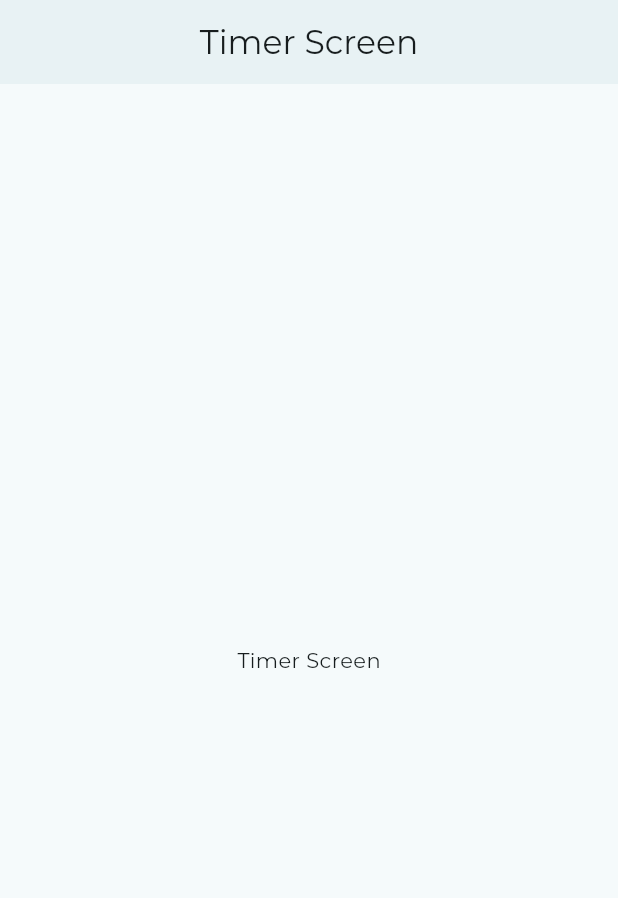
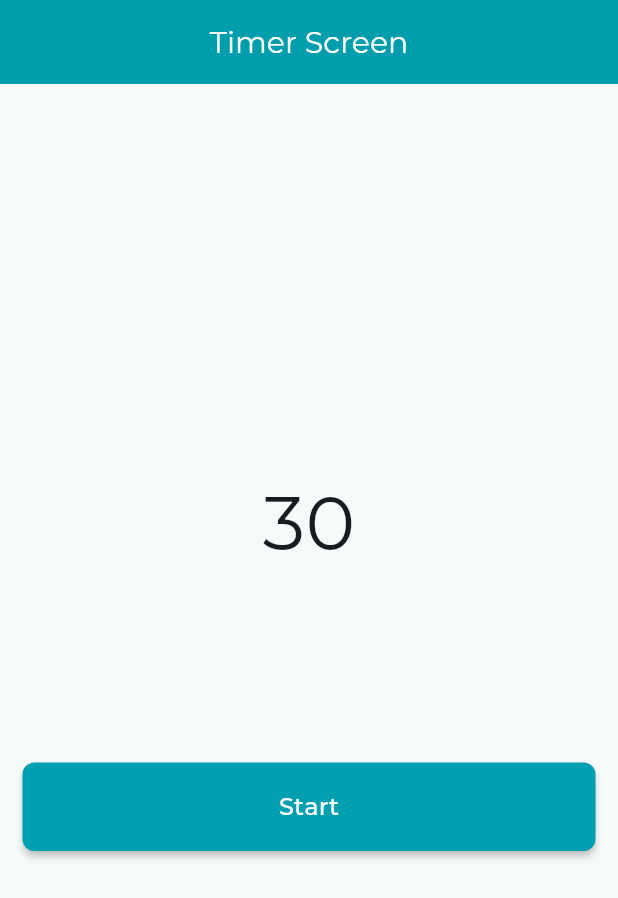
Before and after one commit to devmoaid1/timer_app, a Flutter app: the screen it shows after launch, on a phone screen of 412 x 824 dp. Shown: the top 898 px of the screen. Run offline on Flutter 3.47's test engine with Material 3 defaults, Android fonts, the light colour scheme and no system bars.

Commit message:
timer logic works

```diff
--- a/lib/presentation/timer_view.dart
+++ b/lib/presentation/timer_view.dart
@@ -7,10 +7,15 @@ class TimerView extends StatelessWidget {
 
   @override
   Widget build(BuildContext context) {
+    final theme = Theme.of(context);
     return Scaffold(
       appBar: AppBar(
-        title: const Text('Timer Screen'),
+        title: const Text(
+          'Timer Screen',
+          style: TextStyle(fontSize: 20, color: Colors.white),
+        ),
         centerTitle: true,
+        backgroundColor: theme.colorScheme.primary,
         elevation: 1.3,
       ),
       body: const TimerViewBody(),
--- a/lib/presentation/widgets/timer_view_body.dart
+++ b/lib/presentation/widgets/timer_view_body.dart
@@ -1,12 +1,76 @@
+import 'dart:async';
+import 'dart:developer';
+
 import 'package:flutter/material.dart';
+import 'package:timers_practice/core/widgets/custom_buttom.dart';
 
-class TimerViewBody extends StatelessWidget {
+class TimerViewBody extends StatefulWidget {
   const TimerViewBody({
     super.key,
   });
 
   @override
+  State<TimerViewBody> createState() => _TimerViewBodyState();
+}
+
+class _TimerViewBodyState extends State<TimerViewBody> {
+  late final Timer _timer;
+  int _remainingSeconds = 30;
+
+  void startCountDown(int seconds) {
+    log('start countDown');
+    _timer = Timer.periodic(
+      const Duration(seconds: 1),
+      (timer) {
+        if (_remainingSeconds <= 0) {
+          timer.cancel();
+          log('finished count down');
+        } else {
+          setState(() {
+            _remainingSeconds--;
+          });
+        }
+
+        log('count down $_remainingSeconds');
+      },
+    );
+  }
+
+  void stopCountDown() {
+    log('stop countDown');
+    _timer.cancel();
+    setState(() {});
+  }
+
+  @override
+  void dispose() {
+    _timer.cancel();
+    super.dispose();
+  }
+
+  @override
   Widget build(BuildContext context) {
-    return const Center(child: Text('Timer Screen'));
+    final mediaQuery = MediaQuery.sizeOf(context);
+    return Padding(
+      padding: const EdgeInsets.symmetric(horizontal: 15),
+      child: Column(
+        crossAxisAlignment: CrossAxisAlignment.stretch,
+        mainAxisAlignment: MainAxisAlignment.center,
+        children: [
+          Center(
+            child: Text(
+              _remainingSeconds.toString(),
+              style: const TextStyle(fontSize: 50),
+            ),
+          ),
+          SizedBox(
+            height: mediaQuery.height * 0.15,
+          ),
+          CustomButton(
+              onPressed: () => startCountDown(_remainingSeconds),
+              text: 'Start'),
+        ],
+      ),
+    );
   }
 }
--- a/lib/timer_app.dart
+++ b/lib/timer_app.dart
@@ -11,6 +11,7 @@ class TimerApp extends StatelessWidget {
   Widget build(BuildContext context) {
     return MaterialApp(
       title: 'Timers Practice',
+      debugShowCheckedModeBanner: false,
       theme: ThemeData(
         fontFamily: "Montserrat",
         colorScheme: ColorScheme.fromSeed(
```
